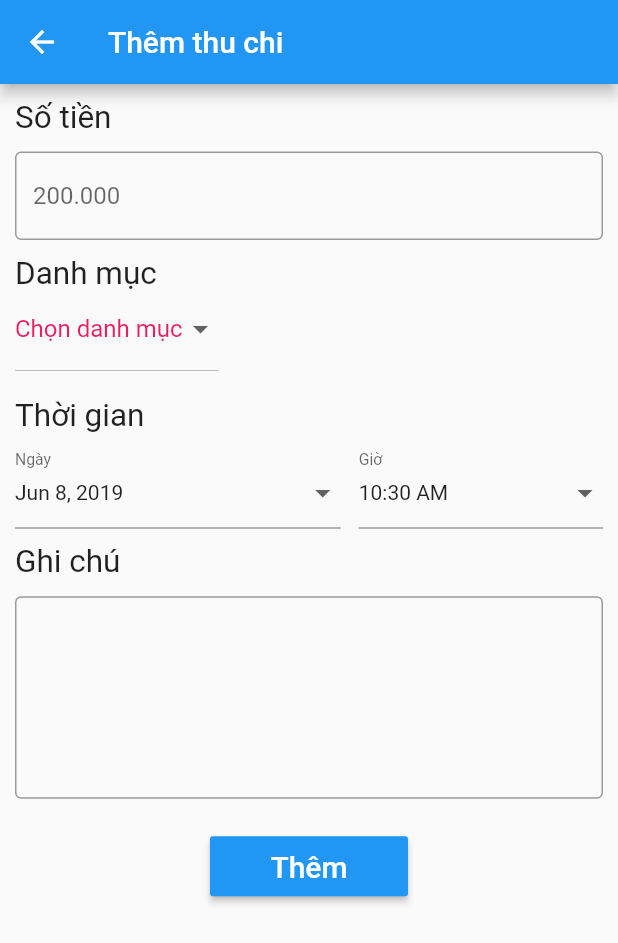
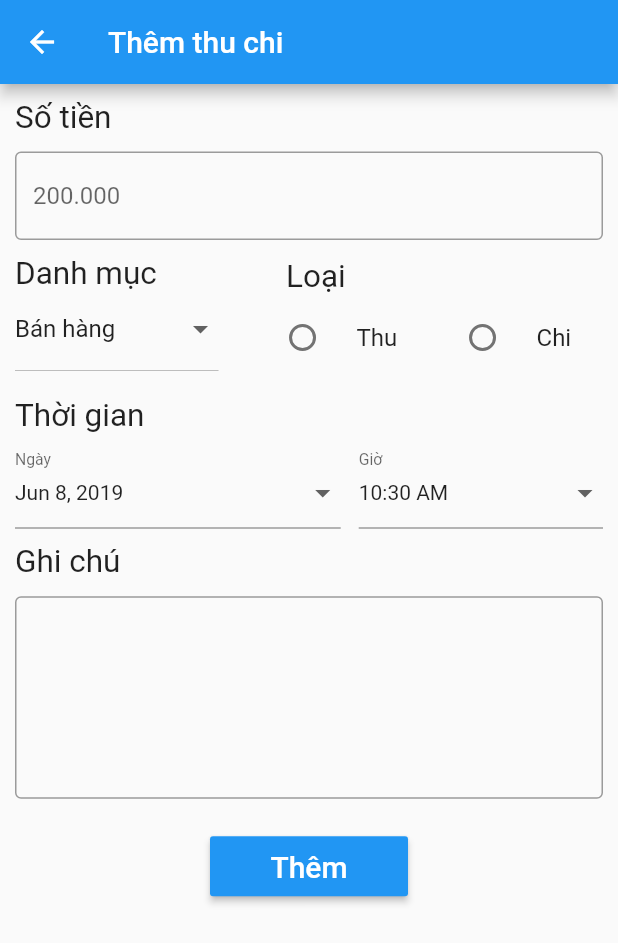
Before and after one commit to VinhShin/quanly_thuchi, a Flutter app: the EditRevenueExpendture screen opened directly, after a tap on "Thêm", on a phone screen of 412 x 824 dp. Shown: the top 943 px of the screen. Run offline on Flutter 3.47's test engine with Material 2 defaults, Android fonts, the phone set to English and light mode, and no system bars; our stand-ins replace bloc, cloud_firestore, equatable, firebase_auth, flutter_bloc, font_awesome_flutter and 2 more; accounts and stored records are empty.

Commit message:
+ update source

```diff
--- a/lib/base_widget/edit_base.dart
+++ b/lib/base_widget/edit_base.dart
@@ -3,10 +3,11 @@ import 'package:flutter/material.dart';
 
 class EditBase extends StatelessWidget{
 
+  TextEditingController controller;
   int numberLine = 1;
   String hint;
   bool isMultiline = false;
-  EditBase(String hint, [isMultiline]){
+  EditBase(String hint, {this.isMultiline, this.controller}){
     this.hint = hint;
       this.isMultiline = isMultiline??false;
   }
@@ -25,6 +26,7 @@ class EditBase extends StatelessWidget{
           primaryColorDark: Colors.red,
         ),
         child: new TextField(
+          controller: controller,
           keyboardType: TextInputType.multiline,
           maxLines: this.numberLine,
           decoration: new InputDecoration(
--- a/lib/base_widget/text_base.dart
+++ b/lib/base_widget/text_base.dart
@@ -4,16 +4,17 @@ import 'package:flutter/material.dart';
 class TextBase extends StatelessWidget{
 
   String text;
-
-  TextBase(String text){
+  double leftMargin = 10;
+  TextBase(String text, {marginLeft}){
     this.text = text;
+    this.leftMargin = marginLeft??this.leftMargin;
   }
 
   @override
   Widget build(BuildContext context) {
     // TODO: implement build
     return Container(
-      margin: EdgeInsets.only(top: 10,left: 10),
+      margin: EdgeInsets.only(top: 10,left: leftMargin),
       child: Text(this.text,style: TextStyle(fontSize: 21)),
     );}
 }
--- /dev/null
+++ b/lib/constant.dart
@@ -0,0 +1,2 @@
+final int REVENUE_TYPE = 0;
+final int EXPENDTURE_TYPE = 1;
--- a/lib/edit_revenue_expenditure/bloc/edit_bloc.dart
+++ b/lib/edit_revenue_expenditure/bloc/edit_bloc.dart
@@ -2,18 +2,35 @@ import 'package:meta/meta.dart';
 import 'package:bloc/bloc.dart';
 import 'edit_event.dart';
 import 'edit_state.dart';
+import 'package:quanly_thuchi/firestorage_repository.dart';
+import 'package:quanly_thuchi/model/re_ex_data.dart';
 
-class EditBloc extends Bloc<EditEvent, EditState>{
+class EditBloc extends Bloc<EditEvent, EditState> {
+
+  FireStorageRepository _fireStorageRepository;
+
+  EditBloc() {
+    _fireStorageRepository = new FireStorageRepository();
+  }
 
   @override
   // TODO: implement initialState
-  EditState get initialState => null;
+  EditState get initialState => EditState.Empty();
 
   @override
-  Stream<EditState> mapEventToState(EditEvent event) {
+  Stream<EditState> mapEventToState(EditEvent event) async* {
     // TODO: implement mapEventToState
-    if(event is InsertData){
+    if (event is InsertData) {
+      yield* _insertData(event.reExData);
+    }
+  }
 
+  Stream<EditState> _insertData(ReExData data) async* {
+    try{
+      await _fireStorageRepository.createReExData(data);
+      yield EditState.Success();
+    }catch(_){
+      yield EditState.Failure();
     }
   }
 }
--- a/lib/edit_revenue_expenditure/bloc/edit_event.dart
+++ b/lib/edit_revenue_expenditure/bloc/edit_event.dart
@@ -1,12 +1,13 @@
 import 'package:meta/meta.dart';
 import 'package:equatable/equatable.dart';
+import 'package:quanly_thuchi/model/re_ex_data.dart';
 
 abstract class EditEvent extends Equatable{
-
 }
 
 class InsertData extends EditEvent{
-
+  final ReExData reExData;
+  InsertData({@required this.reExData});
 }
 
 class EditData extends EditEvent{
--- a/lib/edit_revenue_expenditure/bloc/edit_state.dart
+++ b/lib/edit_revenue_expenditure/bloc/edit_state.dart
@@ -2,10 +2,19 @@ import 'package:meta/meta.dart';
 
 
 class EditState{
-  int categoryId;
-  String categoryName;
-  double money;
-  bool type;//thu or chi
-  String dateTime;
-  String note;
+  bool success;
+
+  EditState({@required this.success});
+
+  factory EditState.Empty(){
+    return EditState();
+  }
+
+  factory EditState.Success(){
+    return EditState(success:true);
+  }
+
+  factory EditState.Failure(){
+    return EditState(success:false);
+  }
 }
--- a/lib/edit_revenue_expenditure/edit_revenue_expendture.dart
+++ b/lib/edit_revenue_expenditure/edit_revenue_expendture.dart
@@ -2,6 +2,10 @@ import 'package:flutter/material.dart';
 import 'package:quanly_thuchi/base_widget/text_base.dart';
 import 'package:quanly_thuchi/base_widget/edit_base.dart';
 import 'package:intl/intl.dart';
+import 'package:quanly_thuchi/model/re_ex_data.dart';
+import 'package:quanly_thuchi/edit_revenue_expenditure/bloc/edit_bloc.dart';
+import 'package:quanly_thuchi/edit_revenue_expenditure/bloc/edit_event.dart';
+import 'package:quanly_thuchi/constant.dart';
 
 class EditRevenueExpendture extends StatelessWidget {
   @override
@@ -26,19 +30,22 @@ class EditPage extends StatefulWidget {
 class _EditPage extends State<EditPage> {
   DateTime selectedDate = DateTime.now();
   TimeOfDay selectedTime = TimeOfDay.now();
+  TextEditingController moneyInput = new TextEditingController();
+  TextEditingController noteInput = new TextEditingController();
+  EditBloc _editBloc;
+  int _radioValue1 = -1;
+  String category = "Bán hàng";
 
   List<DropdownMenuItem<String>> getDropDownMenuItems() {
     List<DropdownMenuItem<String>> items = new List(5);
     items[0] =
-        (new DropdownMenuItem(value: "Bán hàng", child: new Text("Bán hàng")));
-    items[1] =
-        (new DropdownMenuItem(value: "Thu nợ", child: new Text("Thu nợ")));
-    items[2] =
-        (new DropdownMenuItem(value: "Vay nợ", child: new Text("Vay nợ")));
+        new DropdownMenuItem(value: "Bán hàng", child: new Text("Bán hàng"));
+    items[1] = new DropdownMenuItem(value: "Thu nợ", child: new Text("Thu nợ"));
+    items[2] = new DropdownMenuItem(value: "Vay nợ", child: new Text("Vay nợ"));
     items[3] =
-        (new DropdownMenuItem(value: "Thu khác", child: new Text("Thu khác")));
-    items[4] = (new DropdownMenuItem(
-        value: "Điều chỉnh", child: new Text("Điều chỉnh")));
+        new DropdownMenuItem(value: "Thu khác", child: new Text("Thu khác"));
+    items[4] = new DropdownMenuItem(
+        value: "Điều chỉnh", child: new Text("Điều chỉnh"));
     return items;
   }
 
@@ -61,12 +68,28 @@ class _EditPage extends State<EditPage> {
 //      if (picked != null && picked != selectedTime) selectTime(picked);
   }
 
-//
-//  @override
-//  Widget build(BuildContext context) {
-//    // TODO: implement build
-//    return Text("hshs");
-//  }
+  void _handleRadioValueChange1(int value) {
+    setState(() {
+      _radioValue1 = value;
+    });
+  }
+
+  ReExData getReExData() {
+//    ReExData reExData = new ReExData(_type, _money, _dateTime, _note)
+    return new ReExData(1, 2000, "1-1-1", "note");
+  }
+
+  void dropDownButtonHandle(String value){
+    setState(() {
+      category = value;
+    });
+  }
+
+  @override
+  void initState() {
+    _editBloc = new EditBloc();
+    super.initState();
+  }
 
   @override
   Widget build(BuildContext context) {
@@ -76,15 +99,21 @@ class _EditPage extends State<EditPage> {
         crossAxisAlignment: CrossAxisAlignment.start,
         children: <Widget>[
           TextBase("Số tiền"),
-          EditBase("200.000"),
-          TextBase("Danh mục "),
+          EditBase("200.000", controller: this.moneyInput),
+          Row(
+            children: <Widget>[
+              Column(
+                crossAxisAlignment: CrossAxisAlignment.start,
+                children: <Widget>[
+                  TextBase("Danh mục"),
                   Container(
                     margin: EdgeInsets.only(left: 10),
                     height: 60,
                     child: DropdownButton<String>(
                       items: getDropDownMenuItems(),
+                      value: category,
                       onChanged: (value) {
-                print("value: $value");
+                        dropDownButtonHandle(value);
                       },
                       hint: Text(
                         "Chọn danh mục",
@@ -93,6 +122,19 @@ class _EditPage extends State<EditPage> {
                         ),
                       ),
                     ),
+                  ),
+                ],
+              ),
+              Container(
+                margin: EdgeInsets.only(left: 20),
+                child: Column(
+                    crossAxisAlignment: CrossAxisAlignment.start,
+                    children: <Widget>[
+                      TextBase("Loại", marginLeft: 25.0),
+                      Row(children: createRadioListUsers())
+                    ]),
+              )
+            ],
           ),
           TextBase("Thời gian"),
           Container(
@@ -127,39 +169,65 @@ class _EditPage extends State<EditPage> {
             ),
           ),
           TextBase("Ghi chú"),
-          EditBase("", true),
+          EditBase("", isMultiline: true, controller: this.noteInput),
           Container(
             margin: EdgeInsets.only(top: 20),
             height: 50,
             alignment: Alignment.center,
-            child:  RaisedButton(
+            child: RaisedButton(
                 color: Colors.blue,
-                onPressed: () {},
+                onPressed: () {
+                  _editBloc.dispatch(InsertData(reExData: getReExData()));
+                },
                 child: Container(
                     width: 100,
                     height: 40,
                     child: Center(
-                    child: Text(
-                        'Thêm',
+                      child: Text('Thêm',
                           textAlign: TextAlign.center,
-                        style: TextStyle(fontSize: 20, color: Colors.white)
-                    ),
+                          style: TextStyle(fontSize: 20, color: Colors.white)),
+                    ))),
           )
-                )
-            ),
-          )
-
-
         ],
       ),
     );
+  }
+
+  List<Widget> createRadioListUsers() {
+    List<Widget> widgets = [];
+    widgets.add(SizedBox(
+      width: 120,
+      child: RadioListTile(
+        value: REVENUE_TYPE,
+        groupValue: _radioValue1,
+        title: Text("Thu"),
+        onChanged: (currentUser) {
+          _handleRadioValueChange1(REVENUE_TYPE);
+        },
+        selected: _radioValue1 == REVENUE_TYPE,
+        activeColor: Colors.green,
+      ),
+    ));
+    widgets.add(SizedBox(
+      width: 120,
+      child: RadioListTile(
+        value: EXPENDTURE_TYPE,
+        groupValue: _radioValue1,
+        title: Text("Chi"),
+        onChanged: (currentUser) {
+          _handleRadioValueChange1(EXPENDTURE_TYPE);
+        },
+        selected: _radioValue1 == EXPENDTURE_TYPE,
+        activeColor: Colors.green,
+      ),
+    ));
+    return widgets;
   }
 }
 
 class _InputDropdown extends StatelessWidget {
   const _InputDropdown(
       {Key key,
-      this.child,
       this.labelText,
       this.valueText,
       this.valueStyle,
@@ -170,7 +238,6 @@ class _InputDropdown extends StatelessWidget {
   final String valueText;
   final TextStyle valueStyle;
   final VoidCallback onPressed;
-  final Widget child;
 
   @override
   Widget build(BuildContext context) {
--- /dev/null
+++ b/lib/firestorage_repository.dart
@@ -0,0 +1,81 @@
+import 'package:cloud_firestore/cloud_firestore.dart';
+import 'package:quanly_thuchi/model/re_ex_data.dart';
+
+final CollectionReference noteCollection = Firestore.instance.collection('notes');
+
+class FireStorageRepository {
+
+  static final FireStorageRepository _instance = new FireStorageRepository.internal();
+
+  factory FireStorageRepository() => _instance;
+
+  FireStorageRepository.internal();
+
+  Future<ReExData> createReExData(ReExData reExData) async {
+    final TransactionHandler createTransaction = (Transaction tx) async {
+      final DocumentSnapshot ds = await tx.get(noteCollection.document());
+
+      final ReExData newReExData = new ReExData(reExData.type, reExData.money, reExData.dateTime, reExData.note,ds.documentID);
+      final Map<String, dynamic> data = newReExData.toMap();
+
+      await tx.set(ds.reference, data);
+
+      return data;
+    };
+
+    return Firestore.instance.runTransaction(createTransaction).then((mapData) {
+      return ReExData.fromMap(mapData);
+    }).catchError((error) {
+      print('error: $error');
+      return null;
+    });
+  }
+
+  Stream<QuerySnapshot> getReExDataList({int offset, int limit}) {
+    Stream<QuerySnapshot> snapshots = noteCollection.snapshots();
+
+    if (offset != null) {
+      snapshots = snapshots.skip(offset);
+    }
+
+    if (limit != null) {
+      snapshots = snapshots.take(limit);
+    }
+
+    return snapshots;
+  }
+
+  Future<dynamic> updateReExData(ReExData note) async {
+    final TransactionHandler updateTransaction = (Transaction tx) async {
+      final DocumentSnapshot ds = await tx.get(noteCollection.document(note.id));
+
+      await tx.update(ds.reference, note.toMap());
+      return {'updated': true};
+    };
+
+    return Firestore.instance
+        .runTransaction(updateTransaction)
+        .then((result) => result['updated'])
+        .catchError((error) {
+      print('error: $error');
+      return false;
+    });
+  }
+
+  Future<dynamic> deleteReExData(String id) async {
+    final TransactionHandler deleteTransaction = (Transaction tx) async {
+      final DocumentSnapshot ds = await tx.get(noteCollection.document(id));
+
+      await tx.delete(ds.reference);
+      return {'deleted': true};
+    };
+
+    return Firestore.instance
+        .runTransaction(deleteTransaction)
+        .then((result) => result['deleted'])
+        .catchError((error) {
+      print('error: $error');
+      return false;
+    });
+  }
+}
--- /dev/null
+++ b/lib/model/re_ex_data.dart
@@ -0,0 +1,42 @@
+class ReExData {
+  String _id;
+  int _type;
+  double _money;
+  String _dateTime;
+  String _note;
+
+  String get id => _id;
+  int get type => _type;
+  double get money => _money;
+  String get dateTime => _dateTime;
+  String get note => _note;
+
+  ReExData(this._type, this._money, this._dateTime, this._note,[this._id]);
+
+  ReExData.map(dynamic obj) {
+    this._id = obj["id"];
+    this._type = obj['type'];
+    this._money = obj['money'];
+    this._dateTime = obj['date_time'];
+    this._note = obj["note"];
+  }
+
+  Map<String, dynamic> toMap() {
+    var map = new Map<String, dynamic>();
+    map["id"] = _id;
+    map["type"] = _type;
+    map["money"] = _money;
+    map['date_time'] = _dateTime;
+    map['note'] = _note;
+
+    return map;
+  }
+
+  ReExData.fromMap(Map<String, dynamic> map) {
+    this._id = map["id"];
+    this._type = map['type'];
+    this._money = map['money'];
+    this._dateTime = map['date_time'];
+    this._note = map['note'];
+  }
+}
```
Lines whose indentation alone changed are shown as unchanged.
